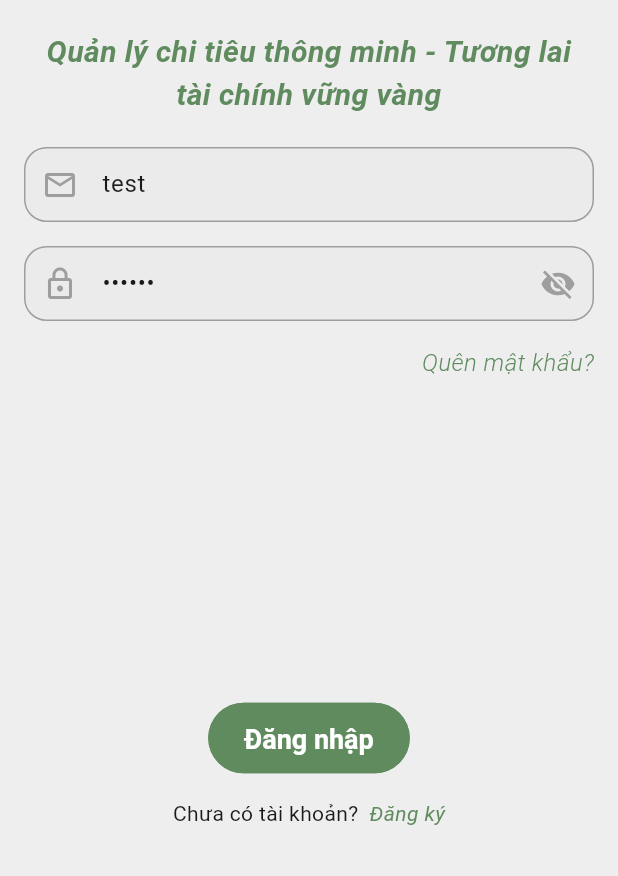
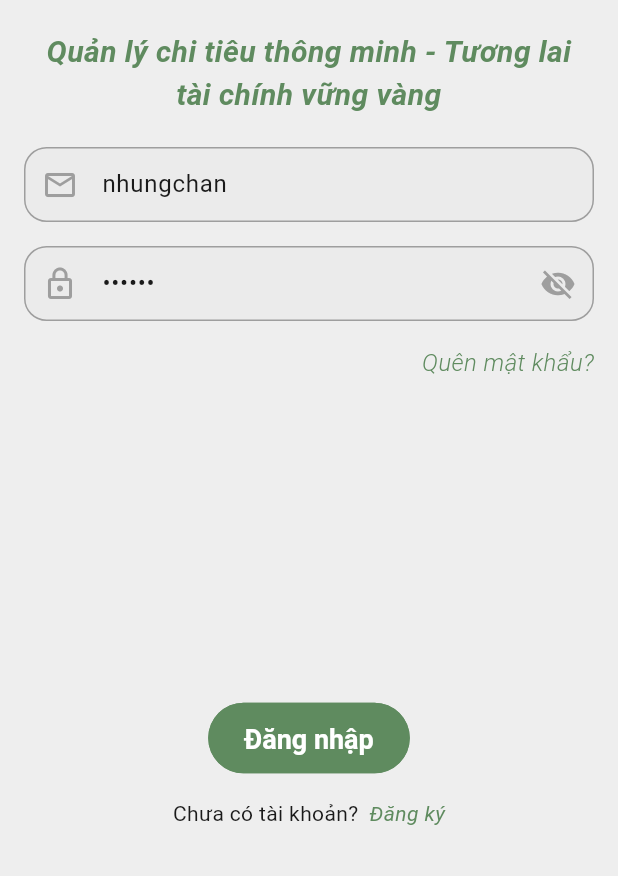
Before and after one commit to TruongTran-dev/nhung_app, a Flutter app: the screen it shows after launch, on a phone screen of 412 x 824 dp, the part 360-1236 px from its top. Run offline on Flutter 3.47's test engine with Material 3 defaults, Android fonts, the phone set to English and light mode, and no system bars; our stand-ins replace bloc_concurrency, cached_network_image, connectivity_plus, csv, dio, either_dart and 15 more; missing offline and left inert: excel, mat_month_picker_dialog; accounts and stored records are empty.

Commit message:
feat: Update login page layout and default username, enhance balance payments logic for wallet selection

```diff
--- a/lib/src/features/auth/presentation/login_page.dart
+++ b/lib/src/features/auth/presentation/login_page.dart
@@ -29,7 +29,7 @@ class _LoginPageState extends State<LoginPage> {
   @override
   void initState() {
     _authBloc = serviceLocator<AuthBloc>();
-    _usernameController.text = 'test';
+    _usernameController.text = 'nhungchan';
     _passwordController.text = '123456';
     _deviceToken = serviceLocator<NotificationService>().token;
     super.initState();
@@ -81,12 +81,6 @@ class _LoginPageState extends State<LoginPage> {
                   key: _formKey,
                   child: _loginForm(context),
                 ),
-                Positioned(
-                  bottom: 0,
-                  left: 0,
-                  right: 0,
-                  child: _logInButton(),
-                ),
                 isLoading ? Positioned.fill(child: const LoadingWidget()) : const SizedBox.shrink(),
               ],
             );
@@ -97,7 +91,14 @@ class _LoginPageState extends State<LoginPage> {
   }
 
   Widget _loginForm(BuildContext context) {
-    return Column(
+    return SingleChildScrollView(
+      physics: const ClampingScrollPhysics(),
+      child: SizedBox(
+        height: context.screenSize.height,
+        child: Column(
+          children: [
+            Expanded(
+              child: Column(
                 crossAxisAlignment: CrossAxisAlignment.center,
                 children: [
                   _appIcon(),
@@ -166,6 +167,12 @@ class _LoginPageState extends State<LoginPage> {
                     ),
                   ),
                 ],
+              ),
+            ),
+            _logInButton(),
+          ],
+        ),
+      ),
     );
   }
 
--- a/lib/src/features/collection/presentation/components/option_category.dart
+++ b/lib/src/features/collection/presentation/components/option_category.dart
@@ -289,6 +289,7 @@ class _OptionCategoryPageState extends State<OptionCategoryPage> with SingleTick
           SizedBox(
             height: 50 * (category.childCategory?.length ?? 0).toDouble(),
             child: ListView.builder(
+              physics: const NeverScrollableScrollPhysics(),
               itemCount: category.childCategory?.length,
               itemBuilder: (context, indexx) => _itemChildCategory(
                 category.childCategory?[indexx],
```
Also changed, not shown: lib/src/features/categories/presentation/categories_page.dart (+4 -9 lines), lib/src/features/planning_balance_payment/presentation/balance_payments.dart (+16 -2 lines). Lines whose indentation alone changed are shown as unchanged.
